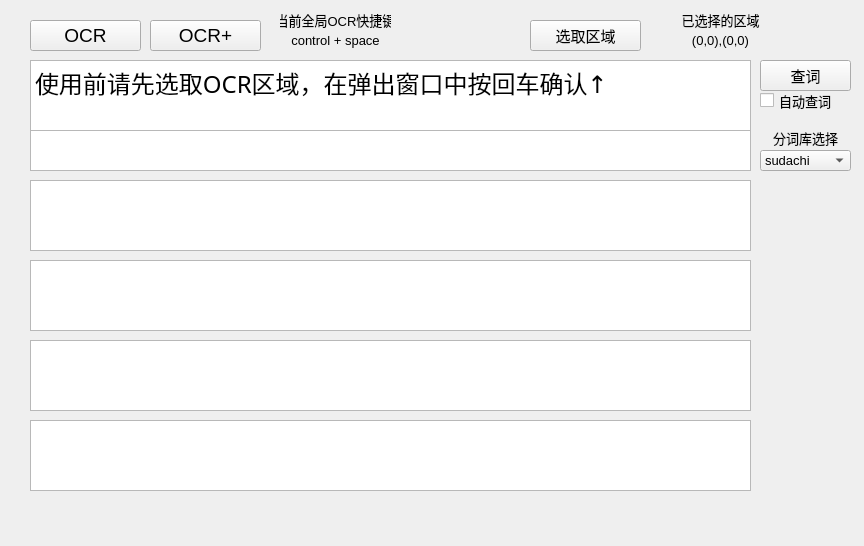
This is OCR_style.ui in GayWindTech/TransAssistant as Qt 5 draws it before an edit. The edited form follows.
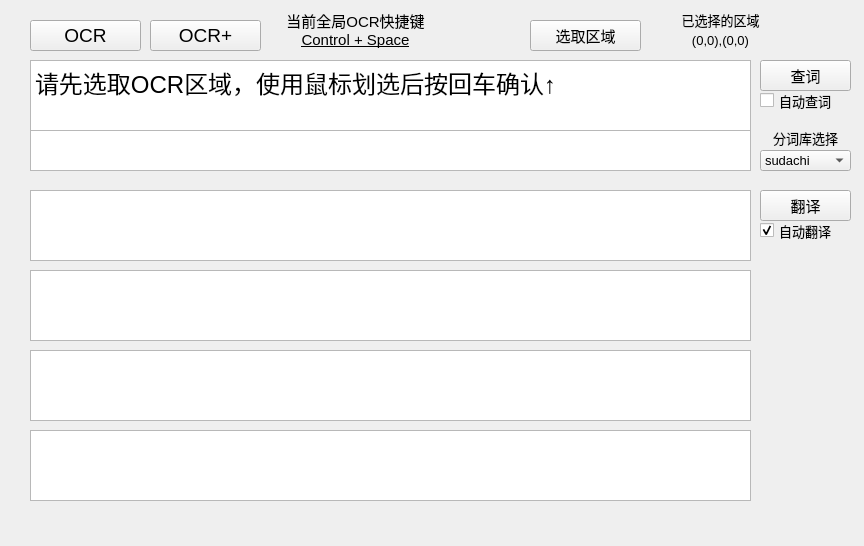
This is the edited form. Custom widgets are drawn as their Qt base class.

Commit message: 迁移到pyQt6;更改翻译逻辑;

Diff of the .ui file:
```diff
--- a/OCR_style.ui
+++ b/OCR_style.ui
@@ -34,29 +34,30 @@
     </property>
     <property name="font">
      <font>
-      <family>思源黑体</family>
+      <family>Microsoft YaHei UI</family>
       <pointsize>18</pointsize>
+      <kerning>true</kerning>
      </font>
     </property>
     <property name="cursor" stdset="0">
      <cursorShape>IBeamCursor</cursorShape>
     </property>
     <property name="plainText">
-     <string>使用前请先选取OCR区域，在弹出窗口中按回车确认↑</string>
+     <string>请先选取OCR区域，使用鼠标划选后按回车确认↑</string>
     </property>
    </widget>
    <widget class="QPlainTextEdit" name="TransResult_0">
     <property name="geometry">
      <rect>
       <x>30</x>
-      <y>180</y>
+      <y>190</y>
       <width>721</width>
       <height>71</height>
      </rect>
     </property>
     <property name="font">
      <font>
-      <family>思源黑体</family>
+      <family>Microsoft YaHei UI</family>
       <pointsize>18</pointsize>
      </font>
     </property>
@@ -74,14 +75,14 @@
     <property name="geometry">
      <rect>
       <x>30</x>
-      <y>260</y>
+      <y>270</y>
       <width>721</width>
       <height>71</height>
      </rect>
     </property>
     <property name="font">
      <font>
-      <family>思源黑体</family>
+      <family>Microsoft YaHei UI</family>
       <pointsize>18</pointsize>
      </font>
     </property>
@@ -254,13 +255,13 @@
      <rect>
       <x>280</x>
       <y>10</y>
-      <width>111</width>
+      <width>151</width>
       <height>20</height>
      </rect>
     </property>
     <property name="font">
      <font>
-      <pointsize>10</pointsize>
+      <pointsize>11</pointsize>
      </font>
     </property>
     <property name="text">
@@ -273,7 +274,7 @@
    <widget class="QLabel" name="ShortcutKeyText">
     <property name="geometry">
      <rect>
-      <x>270</x>
+      <x>290</x>
       <y>30</y>
       <width>131</width>
       <height>20</height>
@@ -281,11 +282,12 @@
     </property>
     <property name="font">
      <font>
-      <pointsize>10</pointsize>
+      <pointsize>11</pointsize>
+      <underline>true</underline>
      </font>
     </property>
     <property name="text">
-     <string>control + space</string>
+     <string>Control + Space</string>
     </property>
     <property name="alignment">
      <set>Qt::AlignCenter</set>
@@ -295,14 +297,14 @@
     <property name="geometry">
      <rect>
       <x>30</x>
-      <y>340</y>
+      <y>350</y>
       <width>721</width>
       <height>71</height>
      </rect>
     </property>
     <property name="font">
      <font>
-      <family>思源黑体</family>
+      <family>Microsoft YaHei UI</family>
       <pointsize>18</pointsize>
      </font>
     </property>
@@ -314,14 +316,14 @@
     <property name="geometry">
      <rect>
       <x>30</x>
-      <y>420</y>
+      <y>430</y>
       <width>721</width>
       <height>71</height>
      </rect>
     </property>
     <property name="font">
      <font>
-      <family>思源黑体</family>
+      <family>Microsoft YaHei UI</family>
       <pointsize>18</pointsize>
      </font>
     </property>
@@ -383,6 +385,45 @@
      <string>自动查词</string>
     </property>
    </widget>
+   <widget class="QCheckBox" name="autoTransCheckBox">
+    <property name="geometry">
+     <rect>
+      <x>760</x>
+      <y>220</y>
+      <width>91</width>
+      <height>21</height>
+     </rect>
+    </property>
+    <property name="font">
+     <font>
+      <pointsize>10</pointsize>
+     </font>
+    </property>
+    <property name="text">
+     <string>自动翻译</string>
+    </property>
+    <property name="checked">
+     <bool>true</bool>
+    </property>
+   </widget>
+   <widget class="QPushButton" name="doTransButton">
+    <property name="geometry">
+     <rect>
+      <x>760</x>
+      <y>190</y>
+      <width>91</width>
+      <height>31</height>
+     </rect>
+    </property>
+    <property name="font">
+     <font>
+      <pointsize>11</pointsize>
+     </font>
+    </property>
+    <property name="text">
+     <string>翻译</string>
+    </property>
+   </widget>
    <zorder>OCRResultTextEdit</zorder>
    <zorder>TransResult_0</zorder>
    <zorder>TransResult_1</zorder>
```
Left out of the diff: 63 changed lines with no effect on the pictures. The commit also changes 7 other files.
